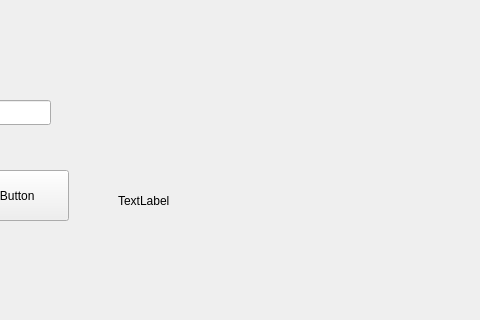
Above: qttest-form.ui from gevasiliou/PythonTests before the change; both pictures show x 132 to 612 and y 0 to 320 of the 800 by 600 pixel window. Below: the same form after it.
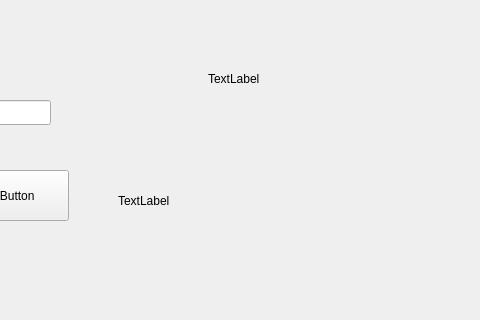
That is the form after the change.

The edit to the form file:
```diff
--- a/qttest-form.ui
+++ b/qttest-form.ui
@@ -66,6 +66,19 @@
      <string>TextLabel</string>
     </property>
    </widget>
+   <widget class="QLabel" name="label_2">
+    <property name="geometry">
+     <rect>
+      <x>340</x>
+      <y>70</y>
+      <width>64</width>
+      <height>17</height>
+     </rect>
+    </property>
+    <property name="text">
+     <string>TextLabel</string>
+    </property>
+   </widget>
   </widget>
   <widget class="QMenuBar" name="menubar">
    <property name="geometry">
```
